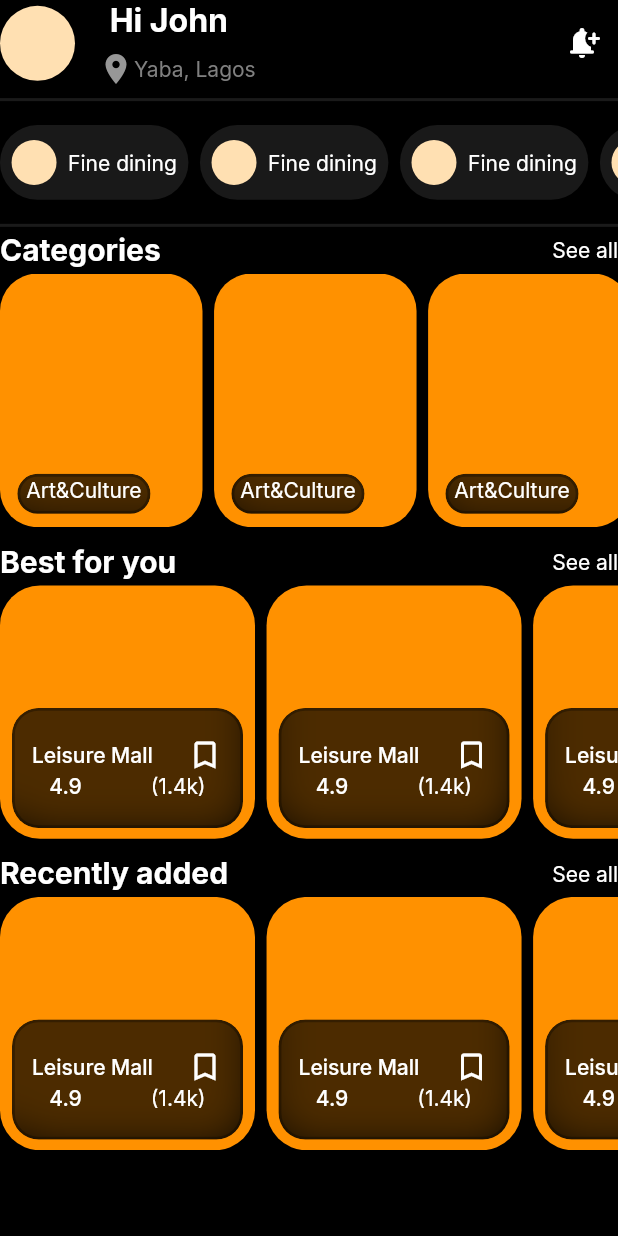
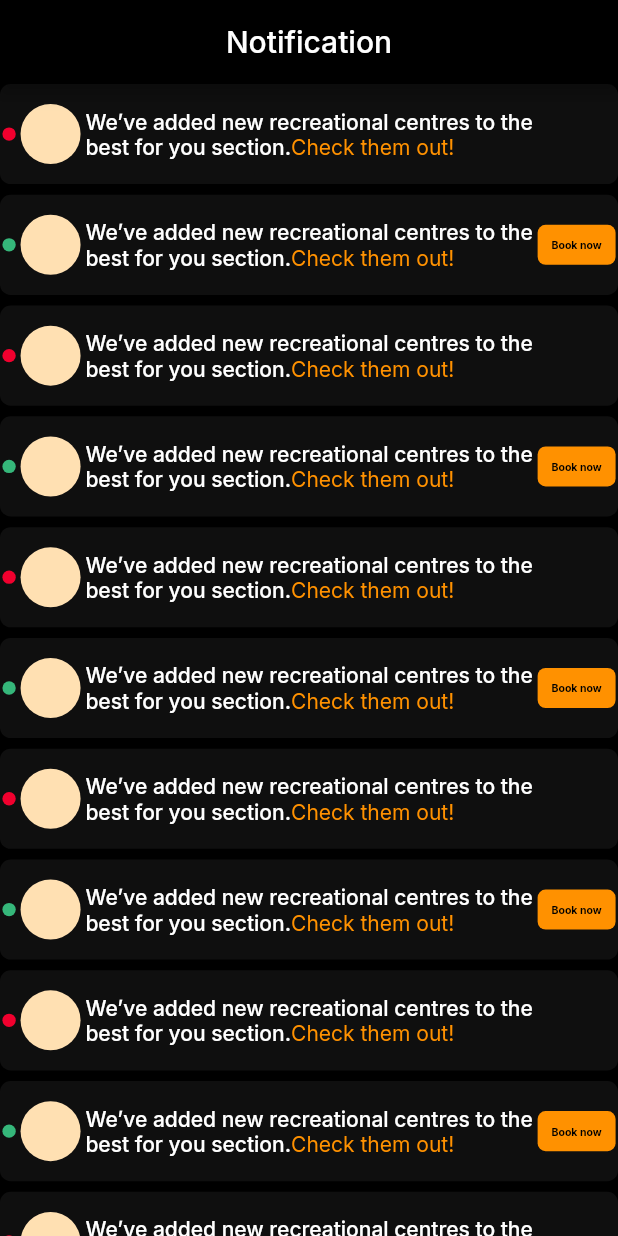
Before and after one commit to Lord-Chris/funconnect_local, a Flutter app: the screen it shows after launch, on a phone screen of 412 x 824 dp. Run offline on Flutter 3.47's test engine with Material 2 defaults, Android fonts, the phone set to English and light mode, and no system bars; our stand-ins replace equatable, flutter_bloc, flutter_screenutil, flutter_svg, get_it, google_fonts and 3 more.

Commit message:
built notification screen with placeholders

```diff
--- /dev/null
+++ b/lib/features/fun_connect/notification/presentation/notificataion_view.dart
@@ -0,0 +1,38 @@
+import 'package:flutter/material.dart';
+import 'package:funconnect/shared/dumb_widgets/dumb_app_strings.dart';
+
+import '../../../../shared/constants/_constants.dart';
+import '../widgets/notification_widget.dart';
+
+class NotificationView extends StatelessWidget {
+  const NotificationView({Key? key}) : super(key: key);
+
+  @override
+  Widget build(BuildContext context) {
+    return Scaffold(
+      backgroundColor: AppColors.black,
+      appBar: AppBar(
+        backgroundColor: AppColors.black,
+        centerTitle: true,
+        title: Text(
+          DumbAppStrings.notificationAppBarText,
+          style: AppTextStyle.WhiteMedium,
+        ),
+      ),
+      body: ListView.builder(itemBuilder: (BuildContext context, int index) {
+        return Column(
+          children: [
+            NotificationWidget(
+              hasButton: false,
+              read: false,
+            ),
+            NotificationWidget(
+              hasButton: true,
+              read: true,
+            ),
+          ],
+        );
+      }),
+    );
+  }
+}
--- /dev/null
+++ b/lib/features/fun_connect/notification/widgets/notification_widget.dart
@@ -0,0 +1,87 @@
+import 'package:flutter/gestures.dart';
+import 'package:flutter/material.dart';
+import 'package:flutter_screenutil/flutter_screenutil.dart';
+
+import '../../../../shared/constants/_constants.dart';
+import '../../../../shared/dumb_widgets/dumb_app_strings.dart';
+
+class NotificationWidget extends StatelessWidget {
+  bool hasButton;
+  bool read;
+  NotificationWidget({
+    required this.hasButton,
+    required this.read,
+    Key? key,
+  }) : super(key: key);
+
+  @override
+  Widget build(BuildContext context) {
+    return Padding(
+      padding: EdgeInsets.only(bottom: 8.0.h),
+      child: Container(
+        height: 75.0.h,
+        decoration: BoxDecoration(
+          color: AppColors.notificationWidgetBlack,
+          borderRadius: BorderRadius.circular(8.0.r),
+        ),
+        child: Row(
+          mainAxisAlignment: MainAxisAlignment.spaceAround,
+          children: [
+            CircleAvatar(
+              radius: 5.0.r,
+              backgroundColor:
+                  read ? AppColors.notificationGreen : AppColors.red,
+            ),
+            CircleAvatar(),
+            RichText(
+              textAlign: TextAlign.start,
+              text: TextSpan(
+                style: const TextStyle(
+                  fontSize: 14,
+                  fontWeight: FontWeight.normal,
+                  fontFamily: AppFonts.gtWalshPro,
+                  color: AppColors.primary,
+                ),
+                children: [
+                  TextSpan(
+                    text: DumbAppStrings.notificationMainText,
+                    style: AppTextStyle.WhiteMedium,
+                  ),
+                  TextSpan(
+                    text: DumbAppStrings.notificationSubMainText,
+                    style: AppTextStyle.Whitelight.copyWith(
+                      color: AppColors.primary,
+                    ),
+                    recognizer: TapGestureRecognizer()..onTap = () {},
+                  ),
+                ],
+              ),
+            ),
+            hasButton
+                ? Container(
+                    width: 54.0.w,
+                    height: 30.0.h,
+                    decoration: BoxDecoration(
+                      color: AppColors.primary,
+                      borderRadius: BorderRadius.circular(6.0.r),
+                    ),
+                    child: SizedBox(
+                      child: TextButton(
+                        onPressed: () {},
+                        child: Text(
+                          DumbAppStrings.notificationButtonText,
+                          style: AppTextStyle.BlackBold.copyWith(fontSize: 7.0),
+                        ),
+                      ),
+                    ),
+                  )
+                : SizedBox(
+                    width: 54.0.w,
+                    height: 24.0.h,
+                  ),
+          ],
+        ),
+      ),
+    );
+  }
+}
--- a/lib/main.dart
+++ b/lib/main.dart
@@ -2,7 +2,7 @@ import 'package:flutter/material.dart';
 import 'package:flutter_screenutil/flutter_screenutil.dart';
 import 'package:funconnect/core/app/locator.dart';
 
-import 'features/dashboard/presentation/views/home_view.dart';
+import 'features/fun_connect/notification/presentation/notificataion_view.dart';
 
 void main() async {
   setUpLocator();
@@ -27,7 +27,7 @@ class MyApp extends StatelessWidget {
               primarySwatch: Colors.orange,
             ),
             debugShowCheckedModeBanner: false,
-            home: const HomeView(),
+            home: const NotificationView(),
             // navigatorKey: NavigationService.navigatorKey,
             // onGenerateRoute: Routes.generateRoute,
             // initialRoute: Routes.initialRoute,
--- a/lib/shared/constants/colors.dart
+++ b/lib/shared/constants/colors.dart
@@ -3,15 +3,18 @@ import 'package:flutter/material.dart';
 class AppColors {
   static const transparent = Color(0x00000000);
   static const black = Color(0XFF000000);
+  static const notificationWidgetBlack = Color(0XFF0F0F0F);
   static const white = Color(0XFFFFFFFF);
   static const primary = Color(0XFFFF9100);
   static const green = Color(0XFF35B77A);
+  static const notificationGreen = Color(0XFF35B77A);
   static const ash = Color(0XFF333333);
   static const lightAsh = Color(0XFF272727);
   static const locationIconAsh = Color(0XFF979797);
   static const interestWidgetAsh = Color(0XFF191919);
   static const homeViewAsh = Color(0XFF808080);
   static const homeViewDrawerAsh = Color(0XFF1A1A1A);
+  static const red = Color(0XFFF1002E);
   // static const par = Color(0XFF767D85);
   // static const stroke = Color.fromRGBO(232, 232, 232, 0.7);
   // static const bgLight = Color(0XFFFAFBFF);
--- a/lib/shared/dumb_widgets/dumb_app_strings.dart
+++ b/lib/shared/dumb_widgets/dumb_app_strings.dart
@@ -3,4 +3,9 @@ class DumbAppStrings {
   static const String categoriesLabel = "Art&Culture";
   static const String ratingLabel = "4.9";
   static const String ratiedLabel = "(1.4k)";
+  static const String notificationSubMainText = "Check them out!";
+  static const String notificationButtonText = "Book now";
+  static const String notificationAppBarText = "Notification";
+  static const String notificationMainText =
+      "We’ve added new recreational centres to the\nbest for you section.";
 }
```
Also changed, not shown: pubspec.lock.
